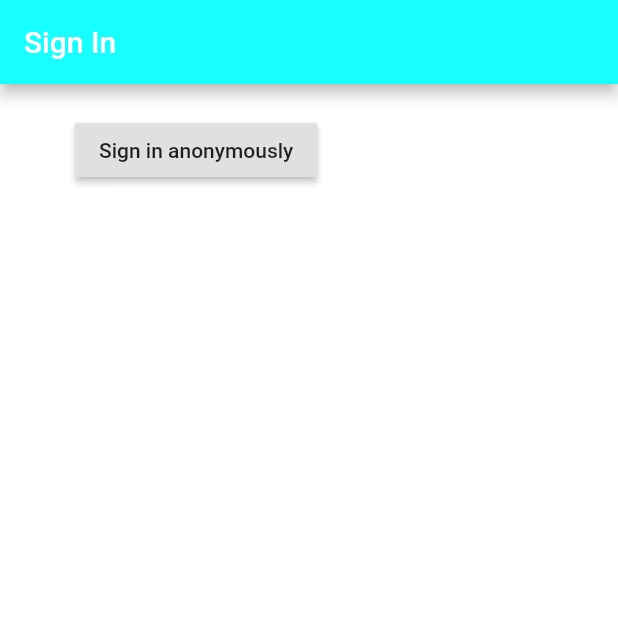
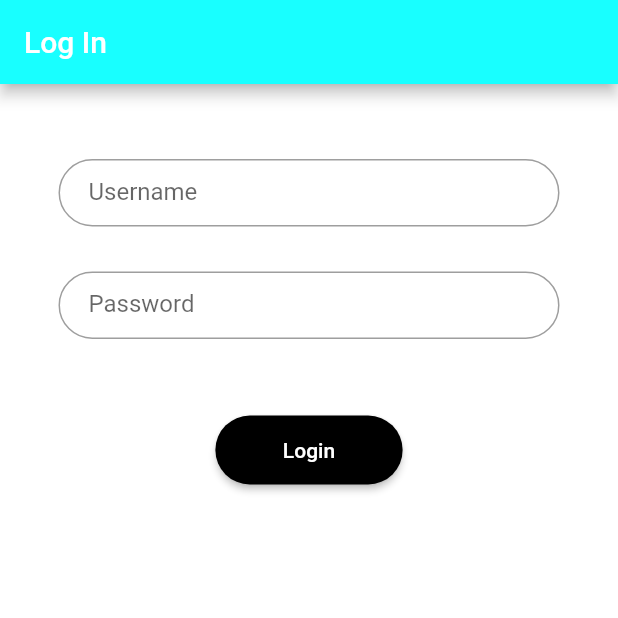
Before and after one commit to nikkbh/edc-app, a Flutter app: the screen it shows after launch, on a phone screen of 412 x 824 dp, the top half of it. Run offline on Flutter 3.47's test engine with Material 2 defaults, Android fonts, the phone set to English and light mode, and no system bars; our stand-ins replace firebase_auth; accounts and stored records are empty.

Commit message:
Added login page with firebase authentication.

```diff
--- a/app/lib/screens/authenticate/sign_in.dart
+++ b/app/lib/screens/authenticate/sign_in.dart
@@ -9,29 +9,122 @@ class SignIn extends StatefulWidget {
 class _SignInState extends State<SignIn> {
 
   final AuthService _auth = AuthService();
+
+  //text field state
+  String uname = '';
+  String pass = '';
+  String error ='';
+
+  final _formKey = GlobalKey<FormState>();
+
   @override
   Widget build(BuildContext context) {
     return Scaffold(
       backgroundColor: Colors.white,
       appBar: AppBar(
         backgroundColor: Colors.cyanAccent,
-        title: Text('Sign In'),
+        title: Text('Log In'),
       ),
-      body: new Container(
-        padding: EdgeInsets.symmetric(vertical: 20.0, horizontal: 50.0),
-        child: RaisedButton(
-          child: Text("Sign in anonymously"),
-          onPressed: () async{
-            dynamic res = await _auth.signInAnon();
-            if(res== null){
-              print("Error signing in!");
-            }else{
-              print("Signed in!");
-              print(res.uid);
-            }
-          }),
+      body: Column(
+        mainAxisAlignment: MainAxisAlignment.start,
+        crossAxisAlignment: CrossAxisAlignment.start,
+          children: <Widget>[
+           Form(
+            key:_formKey,
+            child: Column(
+              crossAxisAlignment: CrossAxisAlignment.center,
+              mainAxisAlignment: MainAxisAlignment.start,
+              children: <Widget>[
+                // const EdgeInsets.only(left: 40.0),
+	            SizedBox(height: 20.0),
+                Container(
+                  margin: EdgeInsets.all(30.0),
+                  padding: EdgeInsets.only(left: 9.0,right: 9.0),
+                  height: 45.0,
 
-      ),
-    );
+                  child: TextFormField(
+
+                    decoration: InputDecoration(
+                      contentPadding: EdgeInsets.fromLTRB(20.0, 15.0, 20.0, 15.0),
+                     hintText: "Username",
+                      border: OutlineInputBorder(borderRadius: BorderRadius.circular(32.0))
+                    ),
+                    validator: (val) {
+                      if (val.isEmpty) {
+                        return 'Please enter Username';
+                      }
+                      return null;
+                    },
+                    onChanged: (val){
+                      setState(() {
+                        uname = val;
+                      });
+                    },
+                  )
+                ),
+                Container(
+                  margin: EdgeInsets.only(left: 30.0,right: 30.0,bottom: 30.0),
+                  padding: EdgeInsets.only(left: 9.0,right: 9.0),
+                  height: 45.0,
+
+                  child: TextFormField(
+                    decoration: InputDecoration(
+                      contentPadding: EdgeInsets.fromLTRB(20.0, 15.0, 20.0, 15.0),
+                     hintText: "Password",
+                      border: OutlineInputBorder(borderRadius: BorderRadius.circular(32.0))
+                    ),
+                    obscureText: true,
+                    validator: (val) {
+                      if (val.isEmpty) {
+                        return 'Please enter Password';
+                      }else  return null;
+
+                    },
+                    onChanged: (val){
+                      setState(() {
+                        pass = val;
+                      });
+                    },
+                  )
+                ),
+                SizedBox(height: 20.0),
+                RaisedButton(
+                  color: Colors.black,
+                  textColor: Colors.white,
+                  shape: new RoundedRectangleBorder(
+                    borderRadius: BorderRadius.circular(30.0),
+                  ),
+                  padding: const EdgeInsets.symmetric(vertical: 15.0, horizontal: 45.0),
+                  onPressed: () async {
+                    // Validate returns true if the form is valid, or false
+                    // otherwise.
+                    if (_formKey.currentState.validate()) {
+                      // If the form is valid, display a Snackbar.
+                      // Scaffold.of(context)
+                      dynamic result = await _auth.signInEmailandPass(uname, pass);
+                      if(result == null){
+                        setState(() {
+                          error='Please enter valid credentials!';
+                        });
+                      }
+                      //     .showSnackBar(SnackBar(content: Text('Processing Data')));
+                          // if(){
+
+                          // }
+                    }
+                  },
+                  child: Text('Login'),
+                ),
+                SizedBox(height: 12.0),
+                Text(
+                  error,
+                  style: TextStyle(color: Colors.red, fontSize: 14.0),
+                )
+              ],
+            ),
+        ),
+        ]
+        ),
+      );
   }
 }
--- a/app/lib/services/auth.dart
+++ b/app/lib/services/auth.dart
@@ -16,19 +16,29 @@ class AuthService {
   }
 
   //sign in anonymously
-  Future signInAnon() async {
+  // Future signInAnon() async {
+  //   try{
+  //     AuthResult result = await _auth.signInAnonymously();
+  //     FirebaseUser user = result.user;
+  //     return _userFromFirebaseUser(user);
+  //   }catch(e){
+  //     print(e.toString());
+  //     return null;
+  //   }
+  // }
+
+  //sign in with email & pass
+  Future signInEmailandPass(String uname, String pass) async {
     try{
-      AuthResult result = await _auth.signInAnonymously();
+      AuthResult result = await _auth.signInWithEmailAndPassword(email: uname, password: pass);
       FirebaseUser user = result.user;
       return _userFromFirebaseUser(user);
     }catch(e){
       print(e.toString());
       return null;
     }
+
   }
-
-  //sign in with email & pass
-
 
   //sign out
   Future signOutUser() async{
```
